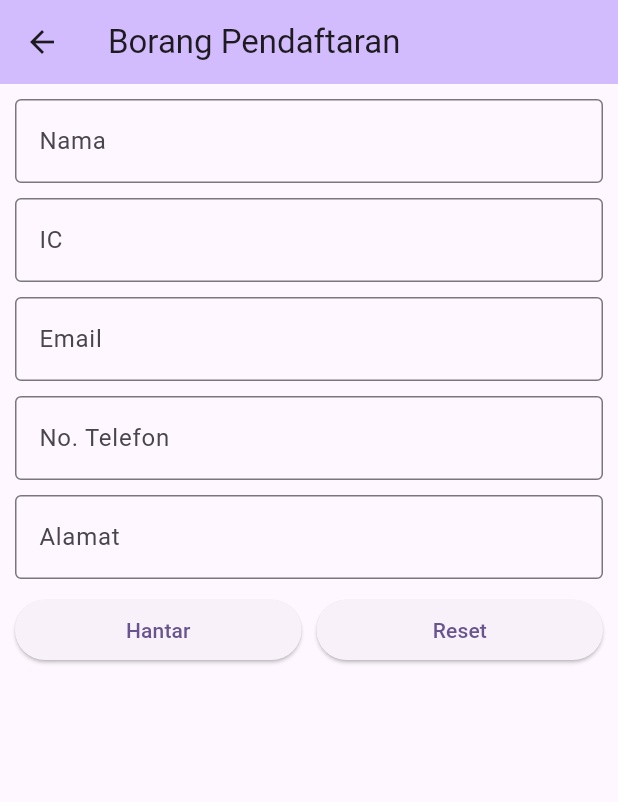
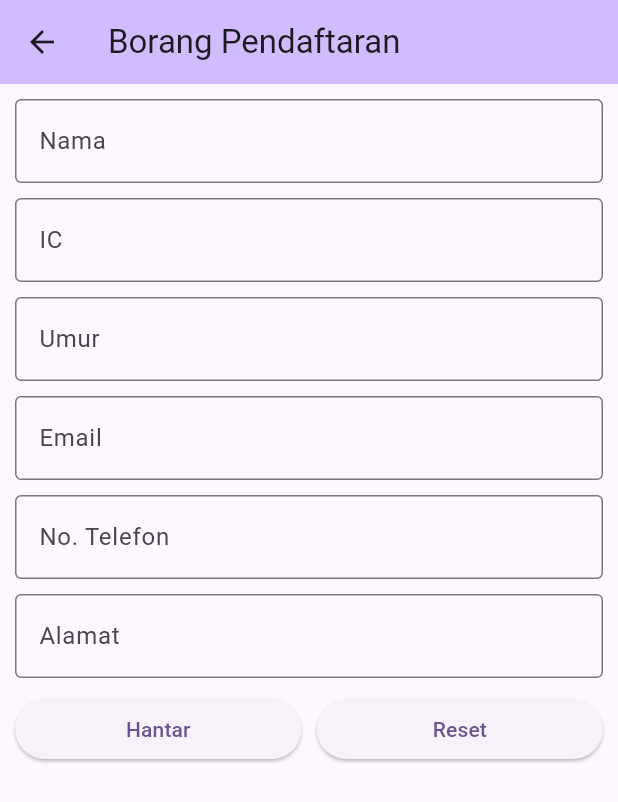
Before and after one commit to kamalnorizan/ciastFlutter, a Flutter app: the FirstPage screen opened directly, after a tap on "Reset", on a phone screen of 412 x 824 dp. Shown: the top 802 px of the screen. Run offline on Flutter 3.47's test engine with Material 2 defaults, Android fonts, the phone set to English and light mode, and no system bars.

Commit message:
add age input

```diff
--- a/lib/Screens/firstPage.dart
+++ b/lib/Screens/firstPage.dart
@@ -10,6 +10,7 @@ class FirstPage extends StatelessWidget {
   TextEditingController emailController = TextEditingController();
   TextEditingController phoneController = TextEditingController();
   TextEditingController addressController = TextEditingController();
+  TextEditingController ageController = TextEditingController();
   User user = User();
   FirstPage({super.key});
 
@@ -39,6 +40,15 @@ class FirstPage extends StatelessWidget {
                     border: OutlineInputBorder(),
                     labelText: 'IC',
                   ),
+                ),
+                const SizedBox(height: 10),
+                TextField(
+                  controller: ageController,
+                  decoration: const InputDecoration(
+                    border: OutlineInputBorder(),
+                    labelText: 'Umur',
+                  ),
+                  keyboardType: TextInputType.number,
                 ),
                 const SizedBox(height: 10),
                 TextField(
@@ -75,6 +85,7 @@ class FirstPage extends StatelessWidget {
                           user.email = emailController.text;
                           user.phone = phoneController.text;
                           user.address = addressController.text;
+                          user.umur = ageController.text as int;
 
                           Navigator.push(
                             context,
@@ -94,6 +105,7 @@ class FirstPage extends StatelessWidget {
                           emailController.clear();
                           phoneController.clear();
                           addressController.clear();
+                          ageController.clear();
                         },
                         child: const Text('Reset'),
                       ),
```
